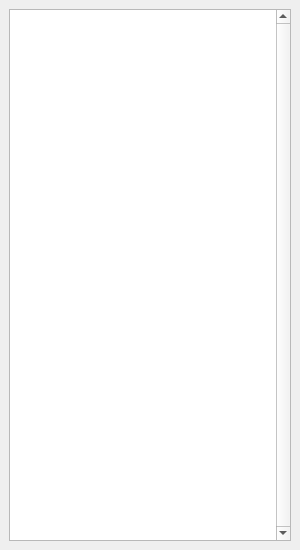
This is branches/trunk/UI/statisticswindow.ui in textbrowser/spot-on as Qt 5 draws it before an edit. The edited form follows.
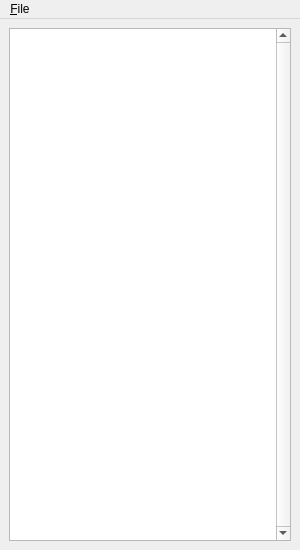
This is the edited form. Icons and pictures are not drawn.

Patch:
```diff
--- a/branches/trunk/UI/statisticswindow.ui
+++ b/branches/trunk/UI/statisticswindow.ui
@@ -43,6 +43,31 @@
     </item>
    </layout>
   </widget>
+  <widget class="QMenuBar" name="menuBar">
+   <property name="geometry">
+    <rect>
+     <x>0</x>
+     <y>0</y>
+     <width>300</width>
+     <height>27</height>
+    </rect>
+   </property>
+   <widget class="QMenu" name="menu_File">
+    <property name="title">
+     <string>&amp;File</string>
+    </property>
+    <addaction name="action_Close"/>
+   </widget>
+   <addaction name="menu_File"/>
+  </widget>
+  <action name="action_Close">
+   <property name="text">
+    <string>&amp;Close</string>
+   </property>
+   <property name="shortcut">
+    <string>Esc</string>
+   </property>
+  </action>
  </widget>
  <resources>
   <include location="../Icons/icons.qrc"/>
```
Left out of the diff: 19 changed lines with no effect on the pictures.
